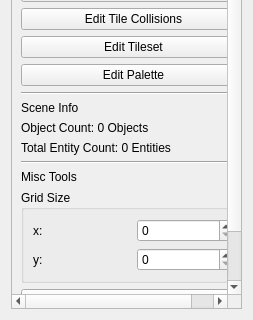
Old version of the form RetroEDv2/tools/sceneproperties/sceneproperties.ui in the repository RSDKModding/RetroED; both pictures show x 0 to 253 and y 459 to 779 of the 253 by 779 pixel window.
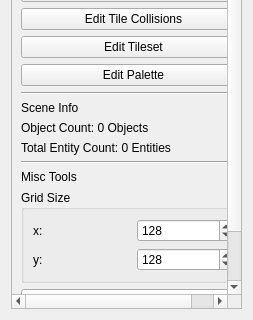
New version of the form.

What changed in the file:
```diff
--- a/RetroEDv2/tools/sceneproperties/sceneproperties.ui
+++ b/RetroEDv2/tools/sceneproperties/sceneproperties.ui
@@ -29,7 +29,7 @@
       <property name="geometry">
        <rect>
         <x>0</x>
-        <y>0</y>
+        <y>-34</y>
         <width>219</width>
         <height>793</height>
        </rect>
@@ -220,16 +220,28 @@
           </item>
           <item row="0" column="1">
            <widget class="QSpinBox" name="gridX">
+            <property name="minimum">
+             <number>1</number>
+            </property>
             <property name="maximum">
              <number>1024</number>
             </property>
+            <property name="value">
+             <number>128</number>
+            </property>
            </widget>
           </item>
           <item row="1" column="1">
            <widget class="QSpinBox" name="gridY">
+            <property name="minimum">
+             <number>1</number>
+            </property>
             <property name="maximum">
              <number>1024</number>
             </property>
+            <property name="value">
+             <number>128</number>
+            </property>
            </widget>
           </item>
          </layout>
```
Left out of the diff: 8 changed lines with no effect on the pictures.
